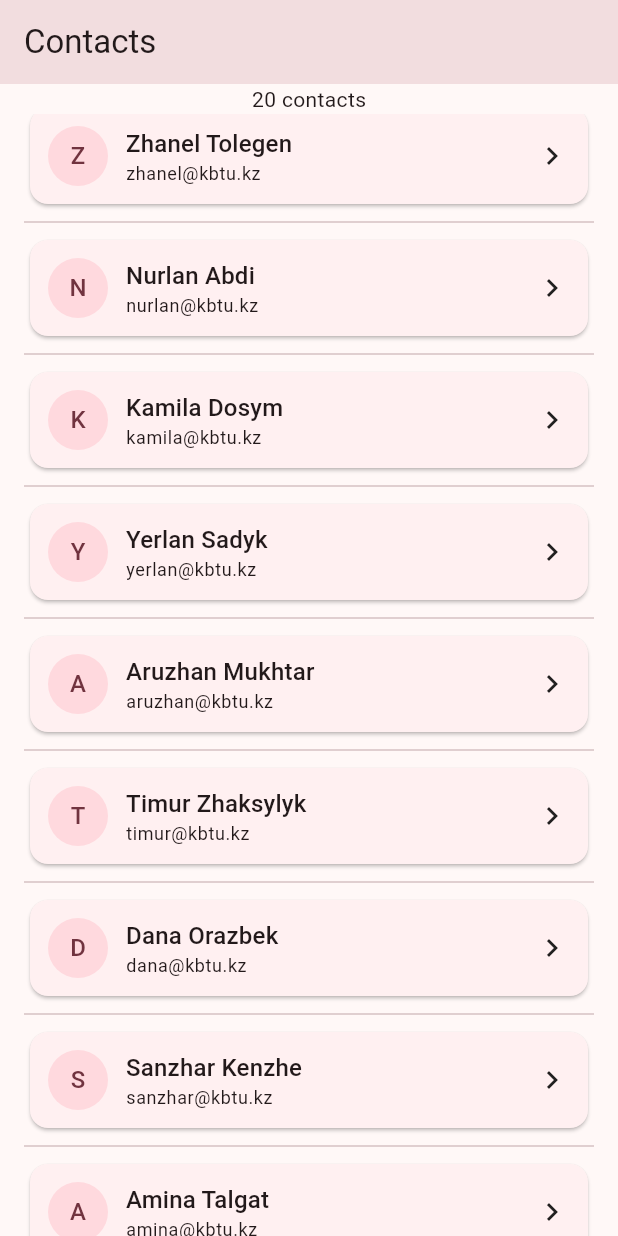
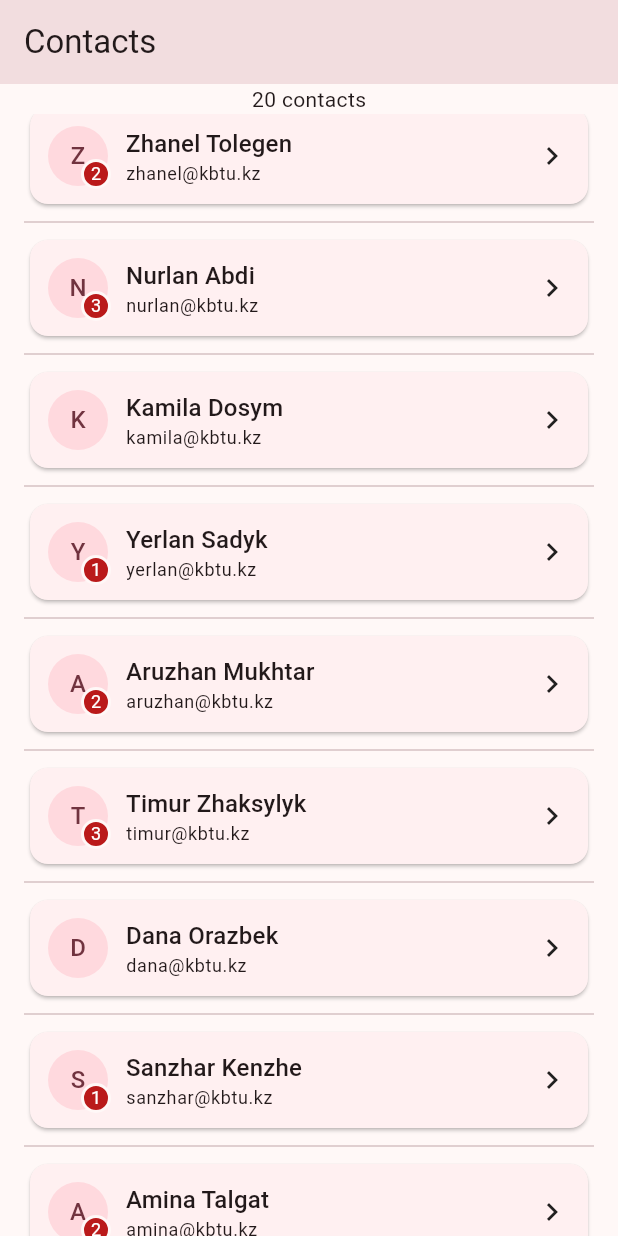
Before and after one commit to aablty/kbtu_flutter_2026, a Flutter app: the screen it shows after launch, scrolled down 576 dp, on a phone screen of 412 x 824 dp. Run offline on Flutter 3.47's test engine with Material 3 defaults, Android fonts, the phone set to English and light mode, and no system bars.

Commit message:
practice 5: level 4 - A badge on a Stack

```diff
--- a/week05/lib/contact_card.dart
+++ b/week05/lib/contact_card.dart
@@ -9,13 +9,44 @@ class ContactCard extends StatelessWidget {
   @override
   Widget build(BuildContext context) {
     final textTheme = Theme.of(context).textTheme;
+    final colorScheme = Theme.of(context).colorScheme;
     return Card(
       child: Padding(
         padding: EdgeInsets.all(12),
         // 164 px
         child: Row(
           children: [
-            CircleAvatar(child: Text(contact.initial)),
+            Stack(
+              clipBehavior: Clip.none,
+              children: [
+                CircleAvatar(child: Text(contact.initial)),
+                if (contact.unread > 0)
+                  Positioned(
+                    right: -2,
+                    bottom: -2,
+                    child: Container(
+                      width: 20,
+                      height: 20,
+                      decoration: BoxDecoration(
+                        shape: BoxShape.circle,
+                        color: colorScheme.error,
+                        border: Border.all(
+                          width: 2,
+                          color: colorScheme.surface,
+                        ),
+                      ),
+                      child: Center(
+                        child: Text(
+                          contact.unread.toString(),
+                          style: textTheme.bodySmall?.copyWith(
+                            color: colorScheme.onError,
+                          ),
+                        ),
+                      ),
+                    ),
+                  ),
+              ],
+            ),
             SizedBox(width: 12),
             Expanded(
               child: Column(
```
Also changed, not shown: 1 other file.
